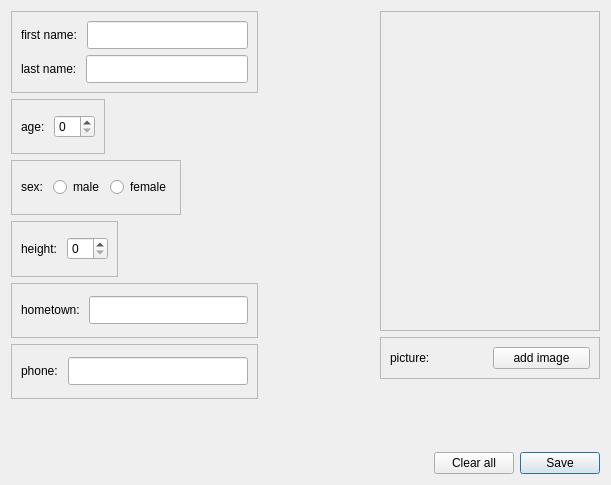
The window that BVCoach/addplayer.ui (Sautenko-Andrey/CoachApp) describes before a commit, drawn with Qt 5.
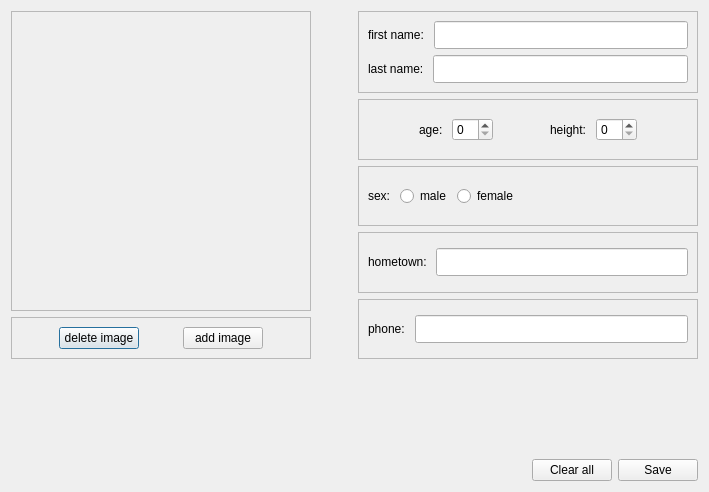
The same window after the commit.

Commit message: added GUI for the add player tool

The edit to the form file:
```diff
--- a/BVCoach/addplayer.ui
+++ b/BVCoach/addplayer.ui
@@ -6,20 +6,144 @@
    <rect>
     <x>0</x>
     <y>0</y>
-    <width>611</width>
-    <height>485</height>
+    <width>709</width>
+    <height>492</height>
    </rect>
   </property>
   <property name="windowTitle">
    <string>New player</string>
   </property>
-  <layout class="QHBoxLayout" name="horizontalLayout_14">
+  <layout class="QHBoxLayout" name="horizontalLayout_18">
    <item>
-    <layout class="QVBoxLayout" name="verticalLayout_11">
+    <layout class="QVBoxLayout" name="verticalLayout_8">
      <item>
-      <layout class="QHBoxLayout" name="horizontalLayout_10">
+      <layout class="QHBoxLayout" name="horizontalLayout_16">
        <item>
-        <layout class="QVBoxLayout" name="verticalLayout_9">
+        <layout class="QHBoxLayout" name="horizontalLayout_11">
+         <item>
+          <layout class="QVBoxLayout" name="verticalLayout_4">
+           <item>
+            <widget class="QFrame" name="ImageFrame">
+             <property name="minimumSize">
+              <size>
+               <width>300</width>
+               <height>300</height>
+              </size>
+             </property>
+             <property name="frameShape">
+              <enum>QFrame::StyledPanel</enum>
+             </property>
+             <property name="frameShadow">
+              <enum>QFrame::Raised</enum>
+             </property>
+             <layout class="QVBoxLayout" name="verticalLayout_7">
+              <item>
+               <widget class="QLabel" name="playerImageLabel">
+                <property name="minimumSize">
+                 <size>
+                  <width>196</width>
+                  <height>196</height>
+                 </size>
+                </property>
+                <property name="text">
+                 <string/>
+                </property>
+               </widget>
+              </item>
+             </layout>
+            </widget>
+           </item>
+           <item>
+            <widget class="QFrame" name="frame_7">
+             <property name="frameShape">
+              <enum>QFrame::StyledPanel</enum>
+             </property>
+             <property name="frameShadow">
+              <enum>QFrame::Raised</enum>
+             </property>
+             <layout class="QHBoxLayout" name="horizontalLayout_10">
+              <item>
+               <layout class="QHBoxLayout" name="horizontalLayout_8">
+                <item>
+                 <spacer name="horizontalSpacer_6">
+                  <property name="orientation">
+                   <enum>Qt::Horizontal</enum>
+                  </property>
+                  <property name="sizeHint" stdset="0">
+                   <size>
+                    <width>18</width>
+                    <height>20</height>
+                   </size>
+                  </property>
+                 </spacer>
+                </item>
+                <item>
+                 <widget class="QPushButton" name="deleteImageButton">
+                  <property name="text">
+                   <string>delete image</string>
+                  </property>
+                 </widget>
+                </item>
+                <item>
+                 <spacer name="horizontalSpacer_5">
+                  <property name="orientation">
+                   <enum>Qt::Horizontal</enum>
+                  </property>
+                  <property name="sizeHint" stdset="0">
+                   <size>
+                    <width>18</width>
+                    <height>20</height>
+                   </size>
+                  </property>
+                 </spacer>
+                </item>
+                <item>
+                 <widget class="QPushButton" name="addImageButton">
+                  <property name="text">
+                   <string>add image</string>
+                  </property>
+                  <property name="autoDefault">
+                   <bool>false</bool>
+                  </property>
+                 </widget>
+                </item>
+                <item>
+                 <spacer name="horizontalSpacer_7">
+                  <property name="orientation">
+                   <enum>Qt::Horizontal</enum>
+                  </property>
+                  <property name="sizeHint" stdset="0">
+                   <size>
+                    <width>13</width>
+                    <height>20</height>
+                   </size>
+                  </property>
+                 </spacer>
+                </item>
+               </layout>
+              </item>
+             </layout>
+            </widget>
+           </item>
+          </layout>
+         </item>
+         <item>
+          <spacer name="horizontalSpacer_3">
+           <property name="orientation">
+            <enum>Qt::Horizontal</enum>
+           </property>
+           <property name="sizeHint" stdset="0">
+            <size>
+             <width>13</width>
+             <height>20</height>
+            </size>
+           </property>
+          </spacer>
+         </item>
+        </layout>
+       </item>
+       <item>
+        <layout class="QVBoxLayout" name="verticalLayout_3">
          <item>
           <widget class="QFrame" name="frame">
            <property name="frameShape">
@@ -86,9 +210,22 @@
              <property name="frameShadow">
               <enum>QFrame::Raised</enum>
              </property>
-             <layout class="QVBoxLayout" name="verticalLayout_3">
+             <layout class="QHBoxLayout" name="horizontalLayout_5">
               <item>
                <layout class="QHBoxLayout" name="horizontalLayout_3">
+                <item>
+                 <spacer name="horizontalSpacer_8">
+                  <property name="orientation">
+                   <enum>Qt::Horizontal</enum>
+                  </property>
+                  <property name="sizeHint" stdset="0">
+                   <size>
+                    <width>13</width>
+                    <height>20</height>
+                   </size>
+                  </property>
+                 </spacer>
+                </item>
                 <item>
                  <widget class="QLabel" name="ageLabel">
                   <property name="text">
@@ -99,24 +236,47 @@
                 <item>
                  <widget class="QSpinBox" name="ageSpinBox"/>
                 </item>
+                <item>
+                 <spacer name="horizontalSpacer_2">
+                  <property name="orientation">
+                   <enum>Qt::Horizontal</enum>
+                  </property>
+                  <property name="sizeHint" stdset="0">
+                   <size>
+                    <width>18</width>
+                    <height>20</height>
+                   </size>
+                  </property>
+                 </spacer>
+                </item>
+                <item>
+                 <widget class="QLabel" name="heightLabel">
+                  <property name="text">
+                   <string>height: </string>
+                  </property>
+                 </widget>
+                </item>
+                <item>
+                 <widget class="QSpinBox" name="heightSpinBox"/>
+                </item>
+                <item>
+                 <spacer name="horizontalSpacer_9">
+                  <property name="orientation">
+                   <enum>Qt::Horizontal</enum>
+                  </property>
+                  <property name="sizeHint" stdset="0">
+                   <size>
+                    <width>13</width>
+                    <height>20</height>
+                   </size>
+                  </property>
+                 </spacer>
+                </item>
                </layout>
               </item>
              </layout>
             </widget>
            </item>
-           <item>
-            <spacer name="horizontalSpacer">
-             <property name="orientation">
-              <enum>Qt::Horizontal</enum>
-             </property>
-             <property name="sizeHint" stdset="0">
-              <size>
-               <width>128</width>
-               <height>20</height>
-              </size>
-             </property>
-            </spacer>
-           </item>
           </layout>
          </item>
          <item>
@@ -129,7 +289,7 @@
              <property name="frameShadow">
               <enum>QFrame::Raised</enum>
              </property>
-             <layout class="QVBoxLayout" name="verticalLayout_2">
+             <layout class="QHBoxLayout" name="horizontalLayout_17">
               <item>
                <layout class="QHBoxLayout" name="horizontalLayout_4">
                 <item>
@@ -153,67 +313,24 @@
                   </property>
                  </widget>
                 </item>
-               </layout>
-              </item>
-             </layout>
-            </widget>
-           </item>
-           <item>
-            <spacer name="horizontalSpacer_2">
-             <property name="orientation">
-              <enum>Qt::Horizontal</enum>
-             </property>
-             <property name="sizeHint" stdset="0">
-              <size>
-               <width>40</width>
-               <height>20</height>
-              </size>
-             </property>
-            </spacer>
-           </item>
-          </layout>
-         </item>
-         <item>
-          <layout class="QHBoxLayout" name="horizontalLayout_11">
-           <item>
-            <widget class="QFrame" name="frame_4">
-             <property name="frameShape">
-              <enum>QFrame::StyledPanel</enum>
-             </property>
-             <property name="frameShadow">
-              <enum>QFrame::Raised</enum>
-             </property>
-             <layout class="QVBoxLayout" name="verticalLayout_4">
-              <item>
-               <layout class="QHBoxLayout" name="horizontalLayout_5">
                 <item>
-                 <widget class="QLabel" name="heightLabel">
-                  <property name="text">
-                   <string>height: </string>
+                 <spacer name="horizontalSpacer_4">
+                  <property name="orientation">
+                   <enum>Qt::Horizontal</enum>
                   </property>
-                 </widget>
+                  <property name="sizeHint" stdset="0">
+                   <size>
+                    <width>68</width>
+                    <height>20</height>
+                   </size>
+                  </property>
+                 </spacer>
                 </item>
-                <item>
-                 <widget class="QSpinBox" name="heightSpinBox"/>
-                </item>
                </layout>
               </item>
              </layout>
             </widget>
            </item>
-           <item>
-            <spacer name="horizontalSpacer_3">
-             <property name="orientation">
-              <enum>Qt::Horizontal</enum>
-             </property>
-             <property name="sizeHint" stdset="0">
-              <size>
-               <width>108</width>
-               <height>20</height>
-              </size>
-             </property>
-            </spacer>
-           </item>
           </layout>
          </item>
          <item>
@@ -286,140 +403,64 @@
          </item>
         </layout>
        </item>
-       <item>
-        <spacer name="horizontalSpacer_8">
-         <property name="orientation">
-          <enum>Qt::Horizontal</enum>
-         </property>
-         <property name="sizeHint" stdset="0">
-          <size>
-           <width>78</width>
-           <height>20</height>
-          </size>
-         </property>
-        </spacer>
-       </item>
-       <item>
-        <layout class="QVBoxLayout" name="verticalLayout_10">
-         <item>
-          <widget class="QFrame" name="frame_8">
-           <property name="frameShape">
-            <enum>QFrame::StyledPanel</enum>
-           </property>
-           <property name="frameShadow">
-            <enum>QFrame::Raised</enum>
-           </property>
-           <layout class="QVBoxLayout" name="verticalLayout_8">
-            <item>
-             <widget class="QLabel" name="imageLabel_2">
-              <property name="minimumSize">
-               <size>
-                <width>200</width>
-                <height>300</height>
-               </size>
-              </property>
-              <property name="text">
-               <string/>
-              </property>
-             </widget>
-            </item>
-           </layout>
-          </widget>
-         </item>
-         <item>
-          <widget class="QFrame" name="frame_7">
-           <property name="frameShape">
-            <enum>QFrame::StyledPanel</enum>
-           </property>
-           <property name="frameShadow">
-            <enum>QFrame::Raised</enum>
-           </property>
-           <layout class="QVBoxLayout" name="verticalLayout_7">
-            <item>
-             <layout class="QHBoxLayout" name="horizontalLayout_8">
-              <item>
-               <widget class="QLabel" name="imageLabel">
-                <property name="text">
-                 <string>picture: </string>
-                </property>
-               </widget>
-              </item>
-              <item>
-               <widget class="QPushButton" name="addImageButton">
-                <property name="text">
-                 <string>add image</string>
-                </property>
-                <property name="autoDefault">
-                 <bool>false</bool>
-                </property>
-               </widget>
-              </item>
-             </layout>
-            </item>
-           </layout>
-          </widget>
-         </item>
-         <item>
-          <spacer name="horizontalSpacer_4">
-           <property name="orientation">
-            <enum>Qt::Horizontal</enum>
-           </property>
-           <property name="sizeHint" stdset="0">
-            <size>
-             <width>68</width>
-             <height>20</height>
-            </size>
-           </property>
-          </spacer>
-         </item>
-        </layout>
-       </item>
       </layout>
      </item>
      <item>
-      <spacer name="verticalSpacer">
-       <property name="orientation">
-        <enum>Qt::Vertical</enum>
-       </property>
-       <property name="sizeHint" stdset="0">
-        <size>
-         <width>20</width>
-         <height>6</height>
-        </size>
-       </property>
-      </spacer>
-     </item>
-     <item>
-      <layout class="QHBoxLayout" name="horizontalLayout_9">
+      <layout class="QVBoxLayout" name="verticalLayout_2">
        <item>
-        <spacer name="horizontalSpacer_5">
+        <spacer name="verticalSpacer">
          <property name="orientation">
-          <enum>Qt::Horizontal</enum>
+          <enum>Qt::Vertical</enum>
          </property>
          <property name="sizeHint" stdset="0">
           <size>
-           <width>388</width>
-           <height>20</height>
+           <width>20</width>
+           <height>40</height>
           </size>
          </property>
         </spacer>
        </item>
        <item>
-        <widget class="QPushButton" name="clearAllButton">
-         <property name="text">
-          <string>Clear all</string>
-         </property>
-         <property name="autoDefault">
-          <bool>false</bool>
-         </property>
-        </widget>
-       </item>
-       <item>
-        <widget class="QPushButton" name="saveButton">
-         <property name="text">
-          <string>Save</string>
-         </property>
-        </widget>
+        <layout class="QHBoxLayout" name="horizontalLayout_15">
+         <item>
+          <spacer name="horizontalSpacer">
+           <property name="orientation">
+            <enum>Qt::Horizontal</enum>
+           </property>
+           <property name="sizeHint" stdset="0">
+            <size>
+             <width>248</width>
+             <height>20</height>
+            </size>
+           </property>
+          </spacer>
+         </item>
+         <item>
+          <layout class="QHBoxLayout" name="horizontalLayout_14">
+           <item>
+            <layout class="QHBoxLayout" name="horizontalLayout_9">
+             <item>
+              <widget class="QPushButton" name="clearAllButton">
+               <property name="text">
+                <string>Clear all</string>
+               </property>
+               <property name="autoDefault">
+                <bool>false</bool>
+               </property>
+              </widget>
+             </item>
+             <item>
+              <widget class="QPushButton" name="saveButton">
+               <property name="text">
+                <string>Save</string>
+               </property>
+              </widget>
+             </item>
+            </layout>
+           </item>
+          </layout>
+         </item>
+        </layout>
        </item>
       </layout>
      </item>
```
The commit also changes 3 other files.
